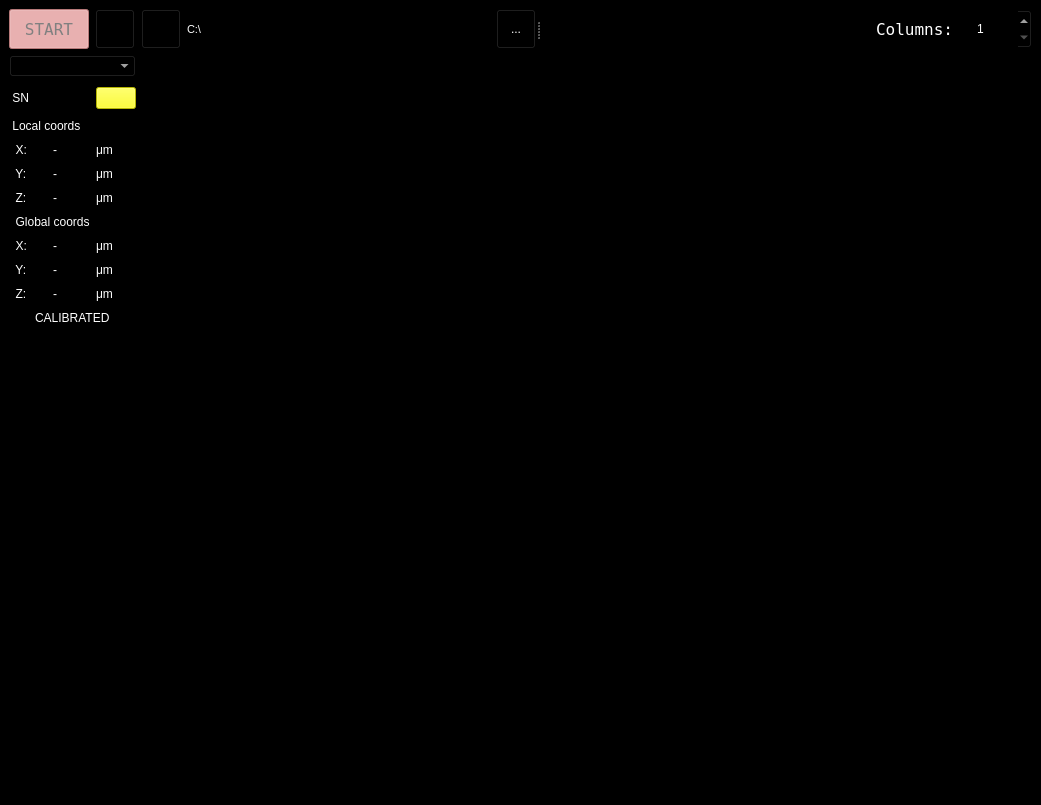
Before: the Qt Designer form ui/mainWindow.ui in AllenNeuralDynamics/parallax, drawn with Qt 5.
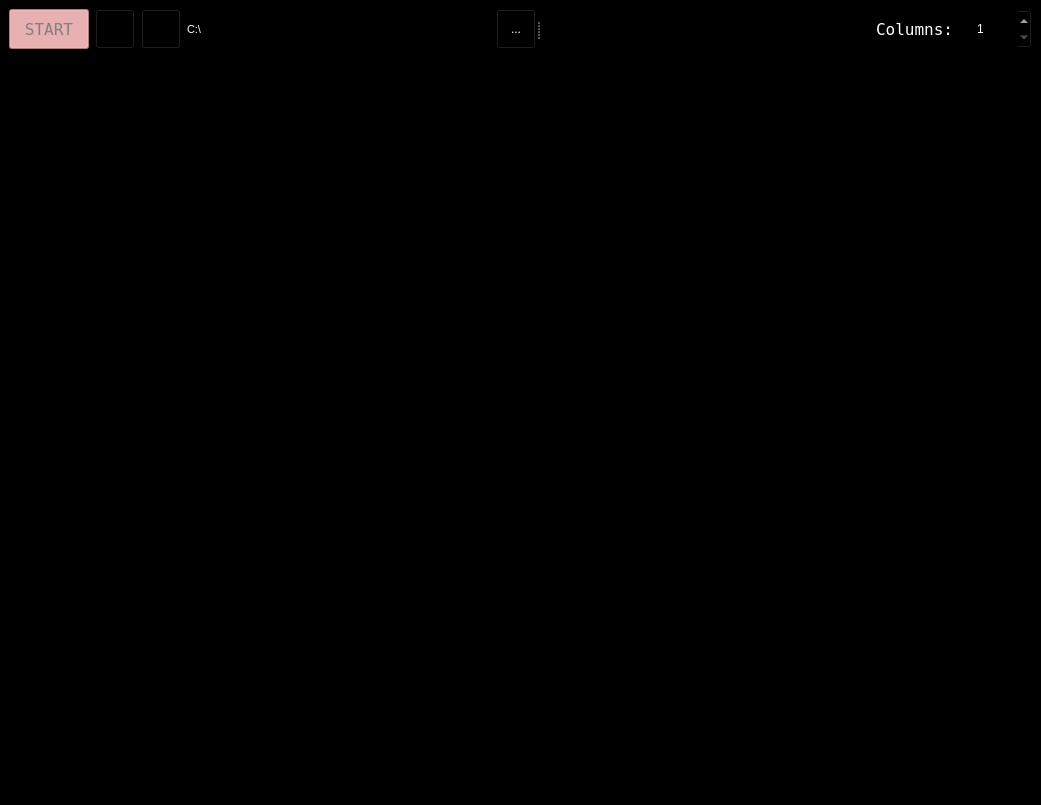
After: the same form once the commit is applied. Icons and pictures are not drawn.

What changed in the file:
```diff
--- a/ui/mainWindow.ui
+++ b/ui/mainWindow.ui
@@ -50,206 +50,7 @@
   <widget class="QWidget" name="centralwidget">
    <layout class="QGridLayout" name="gridLayout_2">
     <item row="1" column="0">
-     <layout class="QHBoxLayout" name="horizontalLayout_3">
-      <item>
-       <layout class="QGridLayout" name="gridLayout_6">
-        <property name="verticalSpacing">
-         <number>10</number>
-        </property>
-        <item row="7" column="2">
-         <widget class="QLabel" name="label_16">
-          <property name="text">
-           <string>μm</string>
-          </property>
-         </widget>
-        </item>
-        <item row="8" column="1">
-         <widget class="QLabel" name="global_coords_y">
-          <property name="text">
-           <string>-</string>
-          </property>
-         </widget>
-        </item>
-        <item row="5" column="1">
-         <widget class="QLabel" name="local_coords_z">
-          <property name="text">
-           <string>-</string>
-          </property>
-         </widget>
-        </item>
-        <item row="4" column="2">
-         <widget class="QLabel" name="label_14">
-          <property name="text">
-           <string>μm</string>
-          </property>
-         </widget>
-        </item>
-        <item row="9" column="1">
-         <widget class="QLabel" name="global_coords_z">
-          <property name="text">
-           <string>-</string>
-          </property>
-         </widget>
-        </item>
-        <item row="3" column="1">
-         <widget class="QLabel" name="local_coords_x">
-          <property name="text">
-           <string>-</string>
-          </property>
-         </widget>
-        </item>
-        <item row="1" column="0" colspan="2">
-         <widget class="QLabel" name="stage_sn">
-          <property name="text">
-           <string> SN</string>
-          </property>
-         </widget>
-        </item>
-        <item row="7" column="0">
-         <widget class="QLabel" name="label_5">
-          <property name="text">
-           <string>  X:</string>
-          </property>
-         </widget>
-        </item>
-        <item row="8" column="0">
-         <widget class="QLabel" name="label_6">
-          <property name="text">
-           <string>  Y:</string>
-          </property>
-         </widget>
-        </item>
-        <item row="5" column="2">
-         <widget class="QLabel" name="label_15">
-          <property name="maximumSize">
-           <size>
-            <width>50</width>
-            <height>16777215</height>
-           </size>
-          </property>
-          <property name="text">
-           <string>μm</string>
-          </property>
-         </widget>
-        </item>
-        <item row="6" column="0" colspan="2">
-         <widget class="QLabel" name="global_coords">
-          <property name="text">
-           <string>  Global coords</string>
-          </property>
-         </widget>
-        </item>
-        <item row="5" column="0">
-         <widget class="QLabel" name="label_11">
-          <property name="text">
-           <string>  Z:</string>
-          </property>
-         </widget>
-        </item>
-        <item row="1" column="2">
-         <widget class="QPushButton" name="pushButton">
-          <property name="styleSheet">
-           <string notr="true">background-color : yellow</string>
-          </property>
-          <property name="text">
-           <string/>
-          </property>
-         </widget>
-        </item>
-        <item row="2" column="0" colspan="2">
-         <widget class="QLabel" name="local_coords">
-          <property name="text">
-           <string> Local coords</string>
-          </property>
-         </widget>
-        </item>
-        <item row="3" column="2">
-         <widget class="QLabel" name="label_13">
-          <property name="text">
-           <string>μm</string>
-          </property>
-         </widget>
-        </item>
-        <item row="0" column="0" colspan="3">
-         <widget class="QComboBox" name="stage_selector"/>
-        </item>
-        <item row="3" column="0">
-         <widget class="QLabel" name="label_2">
-          <property name="maximumSize">
-           <size>
-            <width>40</width>
-            <height>16777215</height>
-           </size>
-          </property>
-          <property name="text">
-           <string>  X:</string>
-          </property>
-         </widget>
-        </item>
-        <item row="4" column="0">
-         <widget class="QLabel" name="label_10">
-          <property name="text">
-           <string>  Y:</string>
-          </property>
-         </widget>
-        </item>
-        <item row="11" column="0" colspan="3">
-         <spacer name="verticalSpacer">
-          <property name="orientation">
-           <enum>Qt::Vertical</enum>
-          </property>
-          <property name="sizeHint" stdset="0">
-           <size>
-            <width>20</width>
-            <height>50</height>
-           </size>
-          </property>
-         </spacer>
-        </item>
-        <item row="9" column="0">
-         <widget class="QLabel" name="label_7">
-          <property name="text">
-           <string>  Z:</string>
-          </property>
-         </widget>
-        </item>
-        <item row="9" column="2">
-         <widget class="QLabel" name="label_18">
-          <property name="text">
-           <string>μm</string>
-          </property>
-         </widget>
-        </item>
-        <item row="8" column="2">
-         <widget class="QLabel" name="label_17">
-          <property name="text">
-           <string>μm</string>
-          </property>
-         </widget>
-        </item>
-        <item row="7" column="1">
-         <widget class="QLabel" name="global_coords_x">
-          <property name="text">
-           <string>-</string>
-          </property>
-         </widget>
-        </item>
-        <item row="4" column="1">
-         <widget class="QLabel" name="local_coords_y">
-          <property name="text">
-           <string>-</string>
-          </property>
-         </widget>
-        </item>
-        <item row="10" column="0" colspan="3" alignment="Qt::AlignHCenter">
-         <widget class="QLabel" name="calibrate_status">
-          <property name="text">
-           <string>CALIBRATED</string>
-          </property>
-         </widget>
-        </item>
-       </layout>
-      </item>
+     <layout class="QHBoxLayout" name="horizontalLayout">
       <item>
        <widget class="QScrollArea" name="scrollArea">
         <property name="font">
@@ -266,7 +67,7 @@
           <rect>
            <x>0</x>
            <y>0</y>
-           <width>898</width>
+           <width>1019</width>
            <height>692</height>
           </rect>
          </property>
@@ -451,7 +252,7 @@
        </layout>
       </widget>
       <widget class="QWidget" name="layoutWidget_2">
-       <layout class="QHBoxLayout" name="horizontalLayout">
+       <layout class="QHBoxLayout" name="horizontalLayout_4">
         <item>
          <spacer name="horizontalSpacer">
           <property name="orientation">
```
